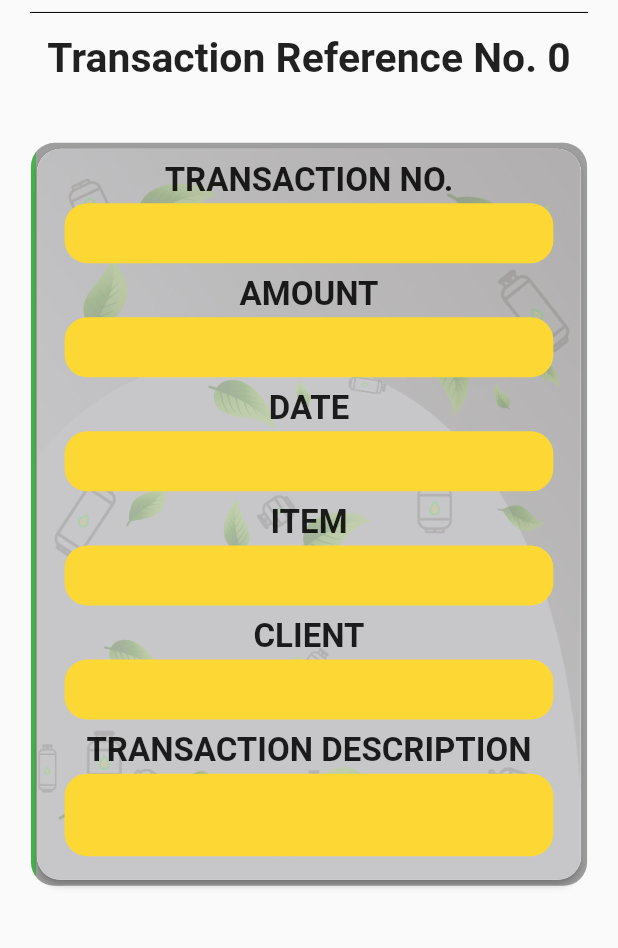
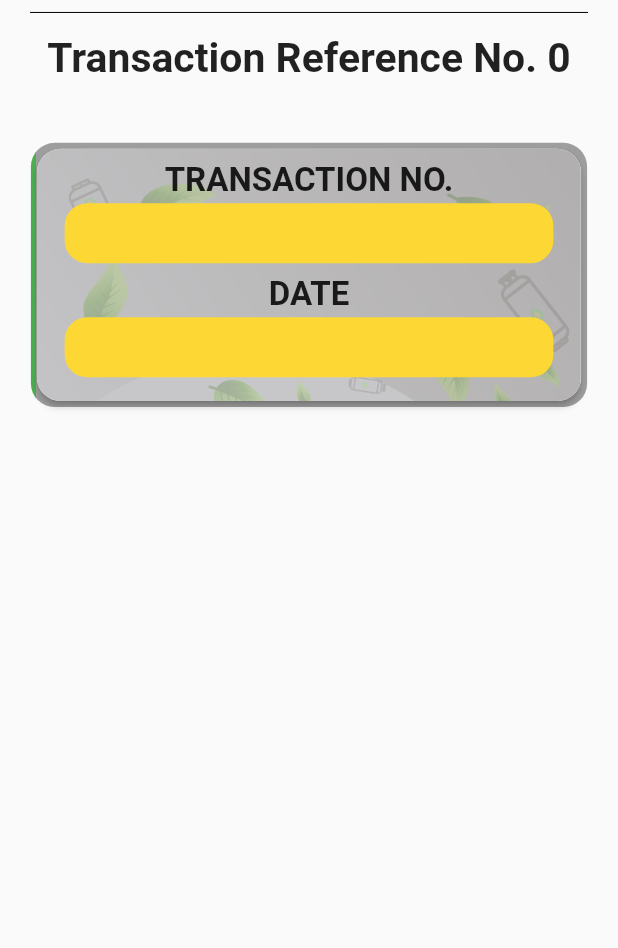
Before and after one commit to hillarymutaik/kelivog, a Flutter app: the TransactionItemsScreen screen opened directly with empty values, on a phone screen of 412 x 824 dp, the part 170-1118 px from its top. Run offline on Flutter 3.47's test engine with Material 2 defaults, Android fonts, the light colour scheme and no system bars; our stand-ins replace faker, flutter_screenutil, flutter_svg, form_field_validator, geocoding, geolocator and 3 more; accounts and stored records are empty; project files that could hold a hidden picture were left out.

Commit message:
update transaction history

```diff
--- a/lib/Screens/transaction_history_screen.dart
+++ b/lib/Screens/transaction_history_screen.dart
@@ -162,17 +162,16 @@ class _TransactionHistoryScreenState extends State<TransactionHistoryScreen> {
         if (response2.statusCode == 200) {
           var responseBody2 = json.decode(response2.body);
           print(responseBody2);
-          // for (final dynamic item in responseBody) {
-
+          for (final dynamic item in responseBody) {
           final Transaction transaction = Transaction(
             id: responseBody2['data']['_id'],
             transactionId: responseBody2['data']['transID'],
-            capacityName: responseBody2['data']['capacityName'],
-            clientName: responseBody2['data']['clientName'],
-            transactionAmount: responseBody2['data']['transAmount'],
+            //capacityName: responseBody2['data']['capacityName'],
+            //clientName: responseBody2['data']['clientName'],
+            //transactionAmount: responseBody2['data']['transAmount'],
           );
           transactions.add(transaction);
-          // }
+           }
         }
       }
       setState(() {});
@@ -225,13 +224,13 @@ class _TransactionHistoryScreenState extends State<TransactionHistoryScreen> {
 class Transaction {
   final String transactionId;
   final String id;
-  final String transactionAmount;
-  final String capacityName;
-  final String clientName;
+  //final String transactionAmount;
+  //final String capacityName;
+  //final String clientName;
   Transaction(
-      {required this.transactionAmount,
-      required this.capacityName,
-      required this.clientName,
+      {//required this.transactionAmount,
+     // required this.capacityName,
+     // required this.clientName,
       required this.transactionId,
       required this.id});
 }
--- a/lib/Screens/transaction_items.dart
+++ b/lib/Screens/transaction_items.dart
@@ -61,15 +61,12 @@ class TransactionItemsScreen extends StatelessWidget {
                           padding: const EdgeInsets.all(8.0),
                           child: Column(
                             children: [
-                              historyItem(
-                                  'TRANSACTION NO.', transaction.transactionId),
-                              historyItem(
-                                  'AMOUNT', transaction.transactionAmount),
+                              historyItem('TRANSACTION NO.', transaction.transactionId),
+                             // historyItem('AMOUNT', transaction.transactionAmount),
                               historyItem('DATE', transaction.id),
-                              historyItem('ITEM', transaction.capacityName),
-                              historyItem('CLIENT', transaction.clientName),
-                              historyItem('TRANSACTION DESCRIPTION',
-                                  transaction.id, 55),
+                             // historyItem('ITEM', transaction.capacityName),
+                              //historyItem('CLIENT', transaction.clientName),
+                             // historyItem('TRANSACTION DESCRIPTION', transaction.id, 55),
                             ],
                           ),
                         ),
--- a/lib/main.dart
+++ b/lib/main.dart
@@ -24,7 +24,7 @@ class MyApp extends StatelessWidget {
     ]);
     return ScreenUtilInit(
       designSize: const Size(392.7, 737.4),
-      builder: (_) => MaterialApp(
+      builder: (){  return MaterialApp(
         debugShowCheckedModeBanner: false,
         title: 'KELIVOG',
         builder: LoadingScreen.init(),
@@ -34,7 +34,7 @@ class MyApp extends StatelessWidget {
           scaffoldBackgroundColor: Colors.transparent,
         ),
         home: const SplashScreen(),
-      ),
+      );},
     );
   }
 }
```
Also changed, not shown: lib/Screens/6kg_sell_details.dart (+9 -14 lines).
